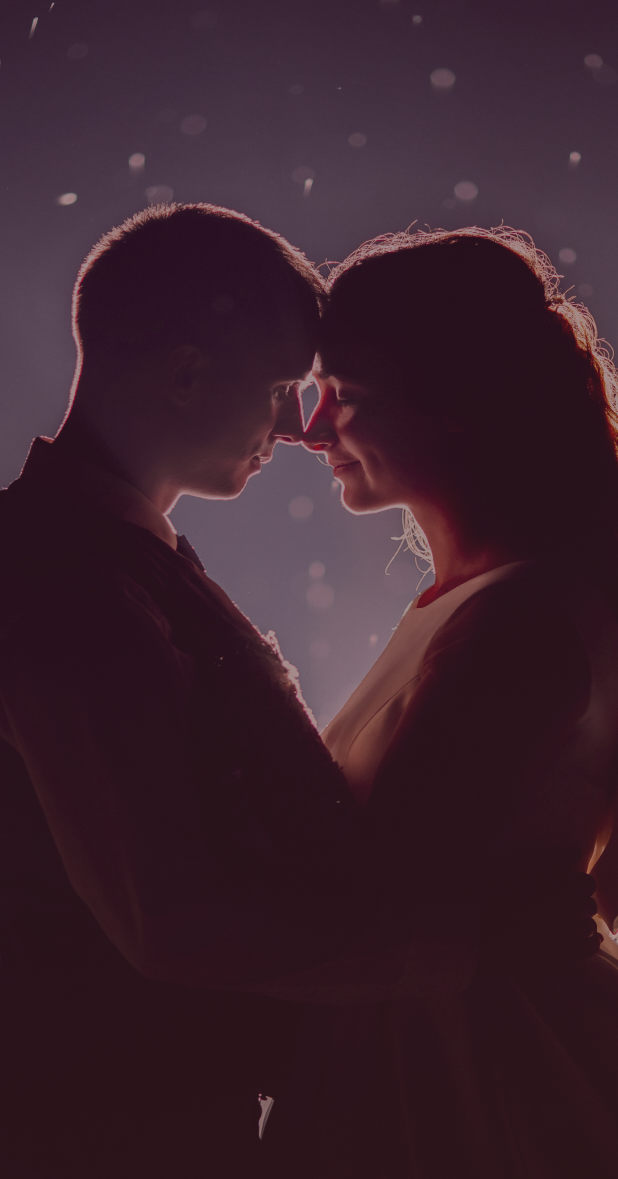
After one commit to le-minh-thuan429/FutureLove, an Android app: the SplashFragment screen opened through its navigation route, on a phone screen of 412 x 824 dp. The commit adds this screen. Shown: the top 1179 px of the screen. Run offline under Robolectric (Android 15) with nearby library versions, the phone set to English and light mode, and no system bars.

```diff
--- a/app/build.gradle
+++ b/app/build.gradle
@@ -79,6 +79,12 @@ dependencies {
     implementation 'org.jetbrains.kotlin:kotlin-stdlib:1.8.21' // Use the latest version available
     implementation 'org.jetbrains.kotlin:kotlin-stdlib-jdk8:1.8.21' // Use the same version as kotlin-stdlib
 
+    // Fragment
+    implementation 'androidx.fragment:fragment:1.6.1'
+
+    // Navigation
+    implementation("androidx.navigation:navigation-fragment-ktx:2.6.0")
+    implementation("androidx.navigation:navigation-ui-ktx:2.6.0")
 
     implementation "com.daimajia.swipelayout:library:1.2.0@aar"
     implementation 'com.nineoldandroids:library:2.4.0'
--- /dev/null
+++ b/app/src/main/java/com/thinkdiffai/futurelove/LoginFragment.java
@@ -0,0 +1,64 @@
+package com.thinkdiffai.futurelove;
+
+import android.os.Bundle;
+
+import androidx.fragment.app.Fragment;
+
+import android.view.LayoutInflater;
+import android.view.View;
+import android.view.ViewGroup;
+
+/**
+ * A simple {@link Fragment} subclass.
+ * Use the {@link LoginFragment#newInstance} factory method to
+ * create an instance of this fragment.
+ */
+public class LoginFragment extends Fragment {
+
+    // TODO: Rename parameter arguments, choose names that match
+    // the fragment initialization parameters, e.g. ARG_ITEM_NUMBER
+    private static final String ARG_PARAM1 = "param1";
+    private static final String ARG_PARAM2 = "param2";
+
+    // TODO: Rename and change types of parameters
+    private String mParam1;
+    private String mParam2;
+
+    public LoginFragment() {
+        // Required empty public constructor
+    }
+
+    /**
+     * Use this factory method to create a new instance of
+     * this fragment using the provided parameters.
+     *
+     * @param param1 Parameter 1.
+     * @param param2 Parameter 2.
+     * @return A new instance of fragment LoginFragment.
+     */
+    // TODO: Rename and change types and number of parameters
+    public static LoginFragment newInstance(String param1, String param2) {
+        LoginFragment fragment = new LoginFragment();
+        Bundle args = new Bundle();
+        args.putString(ARG_PARAM1, param1);
+        args.putString(ARG_PARAM2, param2);
+        fragment.setArguments(args);
+        return fragment;
+    }
+
+    @Override
+    public void onCreate(Bundle savedInstanceState) {
+        super.onCreate(savedInstanceState);
+        if (getArguments() != null) {
+            mParam1 = getArguments().getString(ARG_PARAM1);
+            mParam2 = getArguments().getString(ARG_PARAM2);
+        }
+    }
+
+    @Override
+    public View onCreateView(LayoutInflater inflater, ViewGroup container,
+                             Bundle savedInstanceState) {
+        // Inflate the layout for this fragment
+        return inflater.inflate(R.layout.fragment_login, container, false);
+    }
+}
--- /dev/null
+++ b/app/src/main/java/com/thinkdiffai/futurelove/SplashFragment.java
@@ -0,0 +1,64 @@
+package com.thinkdiffai.futurelove;
+
+import android.os.Bundle;
+
+import androidx.fragment.app.Fragment;
+
+import android.view.LayoutInflater;
+import android.view.View;
+import android.view.ViewGroup;
+
+/**
+ * A simple {@link Fragment} subclass.
+ * Use the {@link SplashFragment#newInstance} factory method to
+ * create an instance of this fragment.
+ */
+public class SplashFragment extends Fragment {
+
+    // TODO: Rename parameter arguments, choose names that match
+    // the fragment initialization parameters, e.g. ARG_ITEM_NUMBER
+    private static final String ARG_PARAM1 = "param1";
+    private static final String ARG_PARAM2 = "param2";
+
+    // TODO: Rename and change types of parameters
+    private String mParam1;
+    private String mParam2;
+
+    public SplashFragment() {
+        // Required empty public constructor
+    }
+
+    /**
+     * Use this factory method to create a new instance of
+     * this fragment using the provided parameters.
+     *
+     * @param param1 Parameter 1.
+     * @param param2 Parameter 2.
+     * @return A new instance of fragment SplashFragment.
+     */
+    // TODO: Rename and change types and number of parameters
+    public static SplashFragment newInstance(String param1, String param2) {
+        SplashFragment fragment = new SplashFragment();
+        Bundle args = new Bundle();
+        args.putString(ARG_PARAM1, param1);
+        args.putString(ARG_PARAM2, param2);
+        fragment.setArguments(args);
+        return fragment;
+    }
+
+    @Override
+    public void onCreate(Bundle savedInstanceState) {
+        super.onCreate(savedInstanceState);
+        if (getArguments() != null) {
+            mParam1 = getArguments().getString(ARG_PARAM1);
+            mParam2 = getArguments().getString(ARG_PARAM2);
+        }
+    }
+
+    @Override
+    public View onCreateView(LayoutInflater inflater, ViewGroup container,
+                             Bundle savedInstanceState) {
+        // Inflate the layout for this fragment
+        return inflater.inflate(R.layout.fragment_splash, container, false);
+    }
+}
--- a/app/src/main/java/com/thinkdiffai/futurelove/view/activity/SignInSignUpActivity.java
+++ b/app/src/main/java/com/thinkdiffai/futurelove/view/activity/SignInSignUpActivity.java
@@ -5,12 +5,16 @@ import androidx.appcompat.app.AppCompatActivity;
 import android.os.Bundle;
 
 import com.thinkdiffai.futurelove.R;
+import com.thinkdiffai.futurelove.databinding.ActivitySignInSignUpBinding;
 
 public class SignInSignUpActivity extends AppCompatActivity {
+
+    private ActivitySignInSignUpBinding binding;
 
     @Override
     protected void onCreate(Bundle savedInstanceState) {
         super.onCreate(savedInstanceState);
-        setContentView(R.layout.activity_sign_in_sign_up);
+        binding = ActivitySignInSignUpBinding.inflate(getLayoutInflater());
+        setContentView(binding.getRoot());
     }
 }
--- a/app/src/main/res/layout/activity_sign_in_sign_up.xml
+++ b/app/src/main/res/layout/activity_sign_in_sign_up.xml
@@ -6,4 +6,17 @@
     android:layout_height="match_parent"
     tools:context=".view.activity.SignInSignUpActivity">
 
+    <androidx.fragment.app.FragmentContainerView
+        android:id="@+id/sign_in_sign_up_fragment_container"
+        android:name="androidx.navigation.fragment.NavHostFragment"
+        android:layout_width="0dp"
+        android:layout_height="0dp"
+        app:defaultNavHost="true"
+        app:layout_constraintBottom_toBottomOf="parent"
+        app:layout_constraintEnd_toEndOf="parent"
+        app:layout_constraintStart_toStartOf="parent"
+        app:layout_constraintTop_toTopOf="parent"
+        app:navGraph="@navigation/login_logout_nav" />
+
+
 </androidx.constraintlayout.widget.ConstraintLayout>
--- /dev/null
+++ b/app/src/main/res/layout/fragment_splash.xml
@@ -0,0 +1,9 @@
+<?xml version="1.0" encoding="utf-8"?>
+<FrameLayout xmlns:android="http://schemas.android.com/apk/res/android"
+    xmlns:tools="http://schemas.android.com/tools"
+    android:layout_width="match_parent"
+    android:layout_height="match_parent"
+    android:background="@drawable/login_bg"
+    tools:context=".SplashFragment">
+
+</FrameLayout>
--- /dev/null
+++ b/app/src/main/res/navigation/login_logout_nav.xml
@@ -0,0 +1,32 @@
+<?xml version="1.0" encoding="utf-8"?>
+<navigation xmlns:android="http://schemas.android.com/apk/res/android"
+    xmlns:app="http://schemas.android.com/apk/res-auto"
+    xmlns:tools="http://schemas.android.com/tools"
+    android:id="@+id/login_logout_nav"
+    app:startDestination="@id/loginFragment">
+
+    <fragment
+        android:id="@+id/splashFragment"
+        android:name="com.thinkdiffai.futurelove.SplashFragment"
+        android:label="fragment_splash"
+        tools:layout="@layout/fragment_splash" />
+    <fragment
+        android:id="@+id/loginFragment"
+        android:name="com.thinkdiffai.futurelove.LoginFragment"
+        android:label="fragment_login"
+        tools:layout="@layout/fragment_login">
+        <action
+            android:id="@+id/action_loginFragment_to_logoutFragment"
+            app:destination="@id/logoutFragment" />
+    </fragment>
+    <fragment
+        android:id="@+id/logoutFragment"
+        android:name="com.thinkdiffai.futurelove.LogoutFragment"
+        android:label="fragment_logout"
+        tools:layout="@layout/fragment_logout">
+        <action
+            android:id="@+id/action_logoutFragment_to_splashFragment"
+            app:destination="@id/splashFragment" />
+    </fragment>
+
+</navigation>
```
Also changed, not shown: app/src/main/AndroidManifest.xml (+5 -4 lines), app/src/main/java/com/thinkdiffai/futurelove/LogoutFragment.java (added, +64 -0 lines), app/src/main/java/com/thinkdiffai/futurelove/view/activity/MainActivity.java (+13 -1 lines), app/src/main/res/layout/fragment_login.xml (added, +199 -0 lines), app/src/main/res/layout/fragment_logout.xml (added, +17 -0 lines), app/src/main/res/values/strings.xml (+9 -1 lines), app/src/main/res/drawable/heart_shaped_border.png (added), app/src/main/res/drawable/login_bg.PNG (added).
